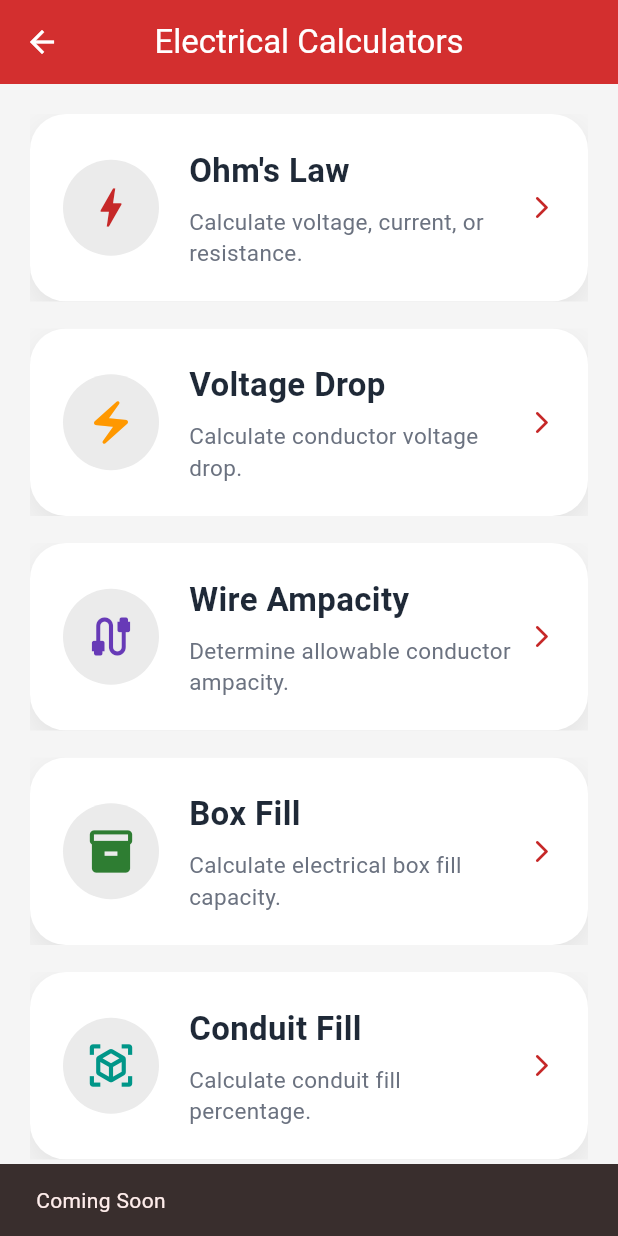
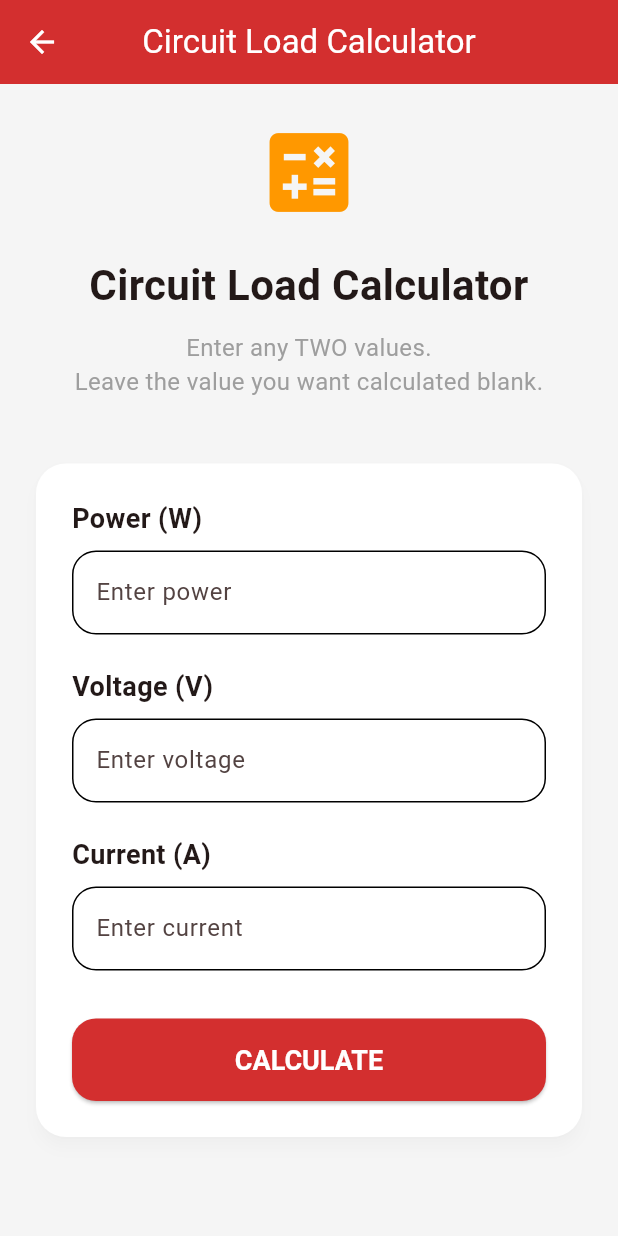
Before and after one commit to L2kee/ElectricalAI-Pro, a Flutter app: the CalculatorsScreen screen opened directly, after a tap on "Circuit Load", on a phone screen of 412 x 824 dp. Run offline on Flutter 3.47's test engine with Material 3 defaults, Android fonts, the phone set to English and light mode, and no system bars.

Commit message:
Add Circuit Load calculator

```diff
--- a/frontend/lib/screens/calculators_screen.dart
+++ b/frontend/lib/screens/calculators_screen.dart
@@ -8,17 +8,10 @@ import 'voltage_drop_screen.dart';
 import 'wire_ampacity_screen.dart';
 import 'box_fill_screen.dart';
 import 'conduit_fill_screen.dart';
+import 'circuit_load_screen.dart';
 
 class CalculatorsScreen extends StatelessWidget {
   const CalculatorsScreen({super.key});
-
-  void _comingSoon(BuildContext context) {
-    ScaffoldMessenger.of(context).showSnackBar(
-      const SnackBar(
-        content: Text("Coming Soon"),
-      ),
-    );
-  }
 
   @override
   Widget build(BuildContext context) {
@@ -120,7 +113,14 @@ class CalculatorsScreen extends StatelessWidget {
               iconColor: Colors.orange,
               title: "Circuit Load",
               subtitle: "Calculate branch circuit load.",
-              onTap: () => _comingSoon(context),
+              onTap: () {
+                Navigator.push(
+                  context,
+                  MaterialPageRoute(
+                    builder: (_) => const CircuitLoadScreen(),
+                  ),
+                );
+              },
             ),
           ],
         ),
--- /dev/null
+++ b/frontend/lib/screens/circuit_load_screen.dart
@@ -0,0 +1,256 @@
+import 'package:flutter/material.dart';
+
+import '../services/calculator_service.dart';
+
+class CircuitLoadScreen extends StatefulWidget {
+  const CircuitLoadScreen({super.key});
+
+  @override
+  State<CircuitLoadScreen> createState() => _CircuitLoadScreenState();
+}
+
+class _CircuitLoadScreenState extends State<CircuitLoadScreen> {
+  final CalculatorService _calculatorService = CalculatorService();
+
+  final TextEditingController _powerController = TextEditingController();
+  final TextEditingController _voltageController = TextEditingController();
+  final TextEditingController _currentController = TextEditingController();
+
+  bool _loading = false;
+  String _statusMessage = "";
+  String? _resultLabel;
+  String? _resultValue;
+
+  double? _parseValue(String value) {
+    if (value.trim().isEmpty) {
+      return null;
+    }
+
+    return double.tryParse(value.trim());
+  }
+
+  Future<void> _calculate() async {
+    final power = _parseValue(_powerController.text);
+    final voltage = _parseValue(_voltageController.text);
+    final current = _parseValue(_currentController.text);
+
+    int count = 0;
+    if (power != null) count++;
+    if (voltage != null) count++;
+    if (current != null) count++;
+
+    if (count != 2) {
+      setState(() {
+        _statusMessage = "Enter any TWO values.\nLeave the value you want calculated blank.";
+        _resultLabel = null;
+        _resultValue = null;
+      });
+      return;
+    }
+
+    setState(() {
+      _loading = true;
+      _statusMessage = "";
+      _resultLabel = null;
+      _resultValue = null;
+    });
+
+    try {
+      final result = await _calculatorService.calculateCircuitLoad(
+        power: power,
+        voltage: voltage,
+        current: current,
+      );
+
+      if (result.containsKey("error")) {
+        setState(() {
+          _statusMessage = result["error"].toString();
+        });
+      } else if (result.containsKey("power")) {
+        setState(() {
+          _resultLabel = "Power";
+          _resultValue = "${(result["power"] as num).toDouble().toStringAsFixed(2)} W";
+          _statusMessage = "✓ Power calculated successfully";
+        });
+      } else if (result.containsKey("voltage")) {
+        setState(() {
+          _resultLabel = "Voltage";
+          _resultValue = "${(result["voltage"] as num).toDouble().toStringAsFixed(2)} V";
+          _statusMessage = "✓ Voltage calculated successfully";
+        });
+      } else if (result.containsKey("current")) {
+        setState(() {
+          _resultLabel = "Current";
+          _resultValue = "${(result["current"] as num).toDouble().toStringAsFixed(2)} A";
+          _statusMessage = "✓ Current calculated successfully";
+        });
+      }
+    } catch (e) {
+      setState(() {
+        _statusMessage = "Error\n$e";
+      });
+    }
+
+    setState(() {
+      _loading = false;
+    });
+  }
+
+  Widget buildField({
+    required String label,
+    required String hint,
+    required TextEditingController controller,
+  }) {
+    return Padding(
+      padding: const EdgeInsets.only(bottom: 22),
+      child: Column(
+        crossAxisAlignment: CrossAxisAlignment.start,
+        children: [
+          Text(
+            label,
+            style: const TextStyle(fontSize: 18, fontWeight: FontWeight.bold),
+          ),
+          const SizedBox(height: 8),
+          TextField(
+            controller: controller,
+            keyboardType: const TextInputType.numberWithOptions(decimal: true),
+            decoration: InputDecoration(
+              hintText: hint,
+              border: OutlineInputBorder(
+                borderRadius: BorderRadius.circular(12),
+              ),
+            ),
+          ),
+        ],
+      ),
+    );
+  }
+
+  @override
+  Widget build(BuildContext context) {
+    return Scaffold(
+      appBar: AppBar(title: const Text("Circuit Load Calculator")),
+      body: SingleChildScrollView(
+        padding: const EdgeInsets.all(24),
+        child: Column(
+          crossAxisAlignment: CrossAxisAlignment.stretch,
+          children: [
+            const Icon(Icons.calculate, size: 70, color: Colors.orange),
+            const SizedBox(height: 20),
+            const Text(
+              "Circuit Load Calculator",
+              textAlign: TextAlign.center,
+              style: TextStyle(fontSize: 28, fontWeight: FontWeight.bold),
+            ),
+            const SizedBox(height: 10),
+            const Text(
+              "Enter any TWO values.\nLeave the value you want calculated blank.",
+              textAlign: TextAlign.center,
+              style: TextStyle(fontSize: 16, color: Colors.grey),
+            ),
+            const SizedBox(height: 35),
+            Card(
+              elevation: 4,
+              shadowColor: Colors.black12,
+              shape: RoundedRectangleBorder(
+                borderRadius: BorderRadius.circular(20),
+              ),
+              child: Padding(
+                padding: const EdgeInsets.all(24),
+                child: Column(
+                  crossAxisAlignment: CrossAxisAlignment.stretch,
+                  children: [
+                    buildField(
+                      label: "Power (W)",
+                      hint: "Enter power",
+                      controller: _powerController,
+                    ),
+                    buildField(
+                      label: "Voltage (V)",
+                      hint: "Enter voltage",
+                      controller: _voltageController,
+                    ),
+                    buildField(
+                      label: "Current (A)",
+                      hint: "Enter current",
+                      controller: _currentController,
+                    ),
+                    const SizedBox(height: 10),
+                    SizedBox(
+                      height: 55,
+                      child: ElevatedButton(
+                        onPressed: _loading ? null : _calculate,
+                        child: _loading
+                            ? const SizedBox(
+                                height: 24,
+                                width: 24,
+                                child: CircularProgressIndicator(
+                                  strokeWidth: 3,
+                                  color: Colors.white,
+                                ),
+                              )
+                            : const Text(
+                                "CALCULATE",
+                                style: TextStyle(
+                                  fontSize: 18,
+                                  fontWeight: FontWeight.bold,
+                                ),
+                              ),
+                      ),
+                    ),
+                  ],
+                ),
+              ),
+            ),
+            const SizedBox(height: 30),
+            if (_statusMessage.isNotEmpty)
+              Card(
+                elevation: 3,
+                child: Padding(
+                  padding: const EdgeInsets.all(18),
+                  child: Column(
+                    children: [
+                      Text(
+                        _statusMessage,
+                        textAlign: TextAlign.center,
+                        style: const TextStyle(
+                          fontSize: 18,
+                          fontWeight: FontWeight.w600,
+                        ),
+                      ),
+                      if (_resultLabel != null) ...[
+                        const SizedBox(height: 18),
+                        const Divider(),
+                        const SizedBox(height: 12),
+                        Text(
+                          _resultLabel!,
+                          style: const TextStyle(fontSize: 16, color: Colors.grey),
+                        ),
+                        const SizedBox(height: 8),
+                        Text(
+                          _resultValue!,
+                          style: const TextStyle(
+                            fontSize: 30,
+                            fontWeight: FontWeight.bold,
+                            color: Colors.orange,
+                          ),
+                        ),
+                      ],
+                    ],
+                  ),
+                ),
+              ),
+          ],
+        ),
+      ),
+    );
+  }
+
+  @override
+  void dispose() {
+    _powerController.dispose();
+    _voltageController.dispose();
+    _currentController.dispose();
+    super.dispose();
+  }
+}
--- a/frontend/lib/services/calculator_service.dart
+++ b/frontend/lib/services/calculator_service.dart
@@ -130,4 +130,30 @@ class CalculatorService {
 
     return jsonDecode(response.body);
   }
+
+  Future<Map<String, dynamic>> calculateCircuitLoad({
+    double? power,
+    double? voltage,
+    double? current,
+  }) async {
+    final response = await http.post(
+      Uri.parse("$baseUrl/circuit-load"),
+      headers: {
+        "Content-Type": "application/json",
+      },
+      body: jsonEncode({
+        "power": power,
+        "voltage": voltage,
+        "current": current,
+      }),
+    );
+
+    if (response.statusCode != 200) {
+      throw Exception(
+        "Server Error ${response.statusCode}\n${response.body}",
+      );
+    }
+
+    return jsonDecode(response.body);
+  }
 }
```
Also changed, not shown: 4 other files.
